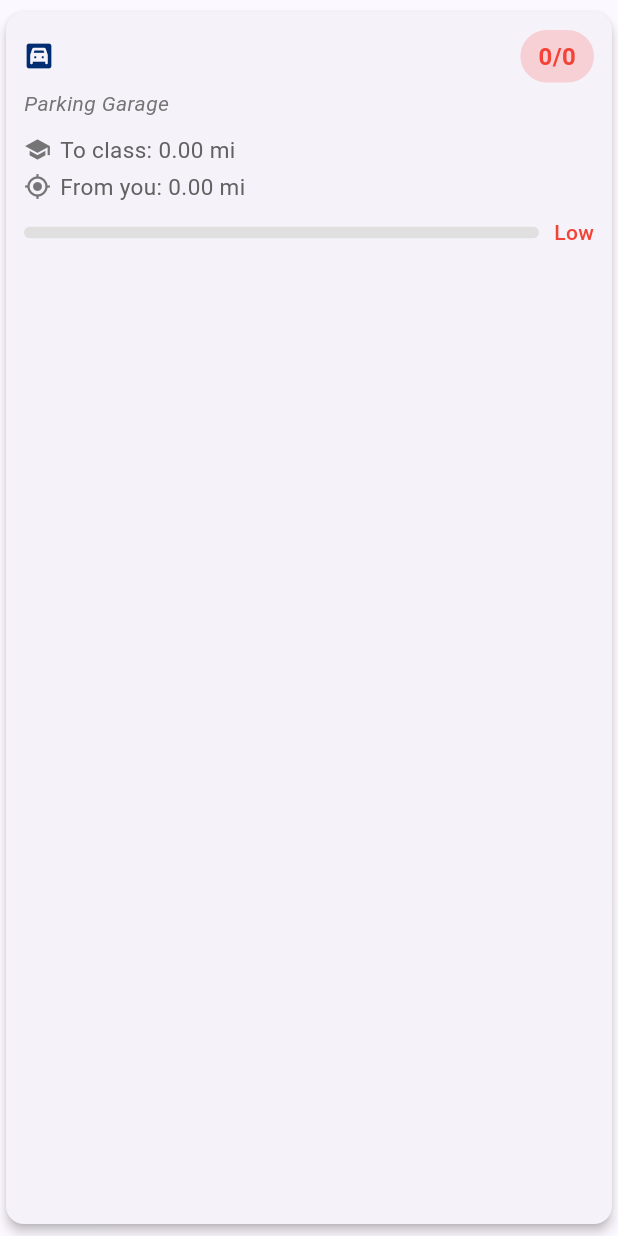
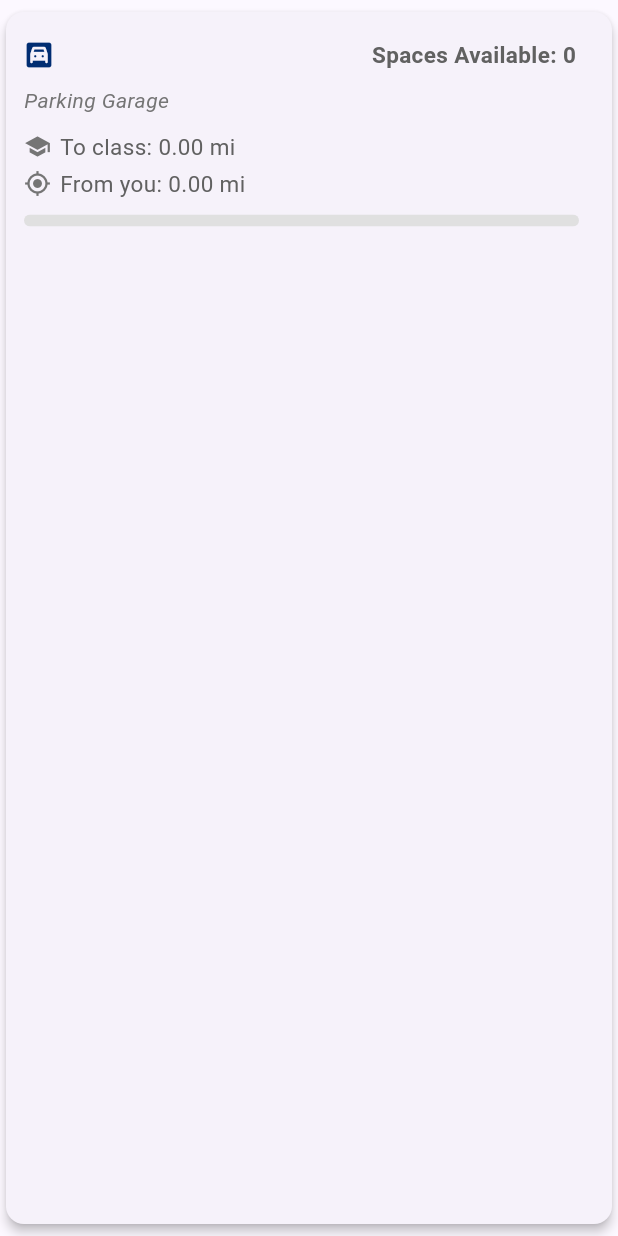
Before and after one commit to Omermatin/smart_parking_fiu, a Flutter app: the GarageListItem widget shown alone on an empty page, opened directly with empty values, on a phone screen of 412 x 824 dp. Run offline on Flutter 3.47's test engine with Material 3 defaults, Android fonts, the phone set to English and light mode, and no system bars; our stand-ins replace flutter_dotenv, geolocator.

Commit message:
ui changes

```diff
--- a/lib/main.dart
+++ b/lib/main.dart
@@ -14,15 +14,11 @@ import 'package:smart_parking_fiu/util/logic.dart';
 Future<void> main() async {
   // Initialize Flutter binding
   WidgetsFlutterBinding.ensureInitialized();
-
   // Load environment variables
   await dotenv.load();
-
   // Initialize location service
   await LocationService.initializeUserLocation();
 
-  // Debug current position
-  debugPrint("Location: ${LocationService.currentPosition}");
 
   // Run the app
   runApp(const MyApp());
--- a/lib/pages/homepage.dart
+++ b/lib/pages/homepage.dart
@@ -66,7 +66,7 @@ class _HomepageState extends State<Homepage> {
         child: ListView(
           padding: const EdgeInsets.all(30),
           children: [
-            const SizedBox(height: 20),
+            const SizedBox(height: 50),
             SizedBox(
               height: 80,
               child: Center(child: Image.asset('images/fiualonetrans.png')),
@@ -179,7 +179,7 @@ class _HomepageState extends State<Homepage> {
     });
 
     // Unfocus keyboard
-    FocusScope.of(context).unfocus();
+
 
     // Validate form first - this handles both format and valid ID checks
     if (!_formKey.currentState!.validate()) {
@@ -284,16 +284,16 @@ class GarageListItem extends StatelessWidget {
   Widget build(BuildContext context) {
     // Calculate values once outside of widget tree to reduce build time
     final isLot = garage.type.toLowerCase() == 'lot';
-    final availability =
+        final availability =
         isLot
             ? (garage.lotOtherMaxSpaces ?? 1) > 0
-                ? (garage.lotOtherSpaces ?? 0) / (garage.lotOtherMaxSpaces ?? 1)
+                ? ((garage.lotOtherMaxSpaces ?? 0 ) - (garage.lotOtherSpaces ?? 0)) / (garage.lotOtherMaxSpaces ?? 1)
                 : 0.0
             : garage.studentMaxSpaces > 0
-            ? garage.studentSpaces / garage.studentMaxSpaces
+            ? (garage.studentMaxSpaces - garage.studentSpaces) / garage.studentMaxSpaces
             : 0.0;
     final availabilityColor = _getColorBasedOnAvailability(availability);
-    final availabilityText = _getAvailabilityText(availability);
+
 
     return Card(
       margin: const EdgeInsets.symmetric(vertical: 8, horizontal: 4),
@@ -336,18 +336,12 @@ class GarageListItem extends StatelessWidget {
                     vertical: 6,
                   ),
                   decoration: BoxDecoration(
-                    color: availabilityColor.withAlpha(50),
                     borderRadius: BorderRadius.circular(20),
                   ),
                   child: Text(
-                    isLot
-                        ? '${garage.lotOtherSpaces ?? 0}/${garage.lotOtherMaxSpaces ?? 0}'
-                        : '${garage.studentSpaces}/${garage.studentMaxSpaces}',
-                    style: TextStyle(
-                      fontWeight: FontWeight.bold,
-                      color: availabilityColor,
-                      fontSize: 16,
-                    ),
+                    'Spaces Available: ${garage.availableSpaces}',
+                    style: TextStyle(fontSize: 15, color: Colors.grey[700],
+                     fontWeight: FontWeight.bold)
                   ),
                 ),
               ],
@@ -407,13 +401,6 @@ class GarageListItem extends StatelessWidget {
                   ),
                 ),
                 const SizedBox(width: 10),
-                Text(
-                  availabilityText,
-                  style: TextStyle(
-                    fontWeight: FontWeight.w500,
-                    color: availabilityColor,
-                  ),
-                ),
               ],
             ),
           ],
@@ -430,9 +417,4 @@ class GarageListItem extends StatelessWidget {
   }
 
   // Helper method to get availability text
-  String _getAvailabilityText(double availability) {
-    if (availability > 0.5) return 'High';
-    if (availability > 0.2) return 'Medium';
-    return 'Low';
-  }
 }
--- a/lib/util/class_schedule_parser.dart
+++ b/lib/util/class_schedule_parser.dart
@@ -37,7 +37,7 @@ class ClassScheduleParser {
             catalogNumber: classItem['catalogNumber'] ?? '',
             classSection: classItem['classSection'] ?? '',
             meetingDays: meeting['meetingDays'] ?? '',
-            today: meeting['today']?.toString().toLowerCase() == 'true' ? 'true' : 'false',
+            today: meeting['today'] = "true",
           );
 
           // If the class is ongoing, we immediately return it
```
Also changed, not shown: lib/models/garage.dart (+19 -10 lines), lib/pages/recommendations_page.dart (+9 -8 lines), lib/util/garage_parser.dart (+2 -17 lines), lib/util/logic.dart (+4 -12 lines).
